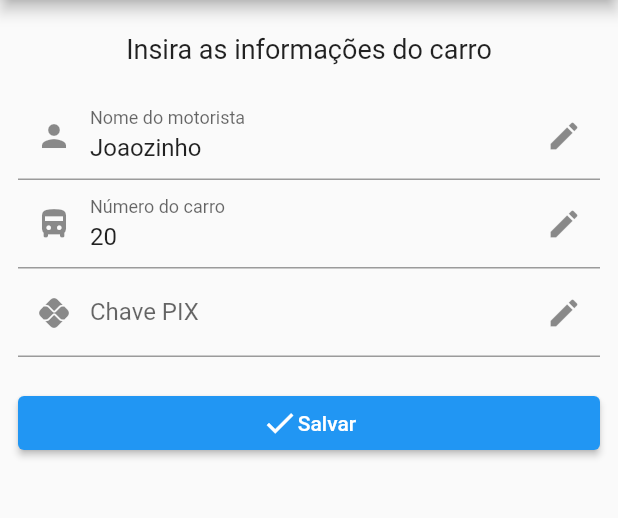
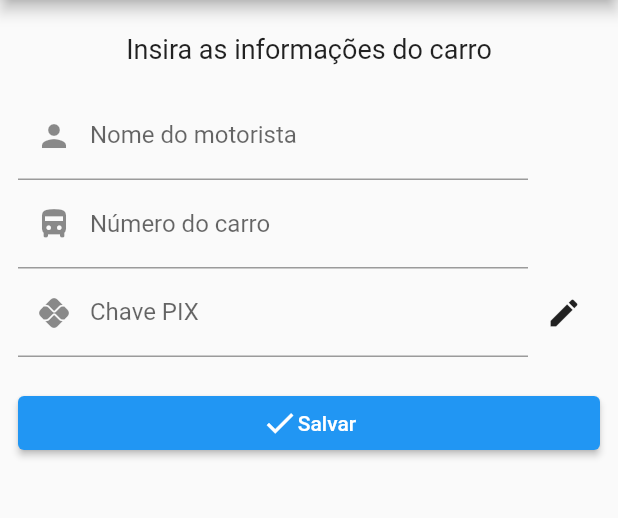
Before and after one commit to ishynoris/coopertalse_motorista, a Flutter app: the screen it shows after launch, after a tap on "Salvar", on a phone screen of 412 x 824 dp, the part 84-602 px from its top. Run offline on Flutter 3.47's test engine with Material 2 defaults, Android fonts, the phone set to English and light mode, and no system bars; drawn by our look-alikes of flutter_form_builder; statements that could not run were skipped.

Commit message:
Extrai os botões de edição do campo para fora da linha

```diff
--- a/lib/motorista/pages/components/form_motorista.dart
+++ b/lib/motorista/pages/components/form_motorista.dart
@@ -9,9 +9,9 @@ import 'package:flutter_form_builder/flutter_form_builder.dart';
 
 class FormMotorista extends StatefulWidget {
 
-  final Motorista? _motorista;
+  late Motorista? motorista;
 
-  const  FormMotorista(this._motorista, { super.key });
+  FormMotorista({ this.motorista, super.key });
 
   @override
   State<StatefulWidget> createState() => _FormMotoristaState();
@@ -19,52 +19,62 @@ class FormMotorista extends StatefulWidget {
 
 class _FormMotoristaState extends State<FormMotorista> {
 
-  bool _numeroCarroDisabled = false;
-  bool _nomeMotoristaDisabled = false;
-  bool _numeroPixDisabled = false;
+  bool _numeroCarroEnabled = false;
+  bool _nomeMotoristaEnabled = false;
+  bool _numeroPixEnabled = false;
+  Motorista? _motorista;
 
   bool get _hasCadastro {
-    var motorista = widget._motorista;
+    var motorista = widget.motorista;
     return motorista != null && motorista.isValido();
   }
 
   @override
   void initState() {
     super.initState();
-    bool disabled = _hasCadastro;
-    _numeroCarroDisabled = disabled;
-    _nomeMotoristaDisabled = disabled;
-    _numeroPixDisabled = disabled;
+    bool disabled = !_hasCadastro;
+    _numeroCarroEnabled = disabled;
+    _nomeMotoristaEnabled = disabled;
+    _numeroPixEnabled = disabled;
+    _motorista = widget.motorista;
   }
 
   @override
   FormBuilder build(BuildContext context) {
 
     final formMotoristaNovo = GlobalKey<FormBuilderState>();
-    final nomeMotorista = widget._motorista?.getNome();
-    final numeroCarro = widget._motorista?.getNumeroCarro().toString();
 
     return FormBuilder(
+      key: formMotoristaNovo,
       child: Padding(
         padding: EdgeInsets.only(top: 18),
         child: Column(
           children: [
-            FormBuilderTextField(
+            Row(
+              children: [
+                Expanded(child: FormBuilderTextField(
                   name: "nome_motorista",
-              enabled: _nomeMotoristaDisabled,
-              initialValue: nomeMotorista,
+                  enabled: _nomeMotoristaEnabled,
+                  initialValue: this._motorista?.getNome,
                   autovalidateMode: AutovalidateMode.onUserInteraction,
                   validator: MotoristaValidator.validarNome,
                   decoration: InputDecoration(
                     labelText: "Nome do motorista",
                     prefixIcon: Icon(Icons.person),
-                suffixIcon: _getIconEdit(() => _atualizaEstado(nomeMotoristaDisabled: false)),
                   ),
+                )),
+                IconButton(
+                  icon: _getIconEdit(),
+                  onPressed: () => _atualizaEstado(nomeMotoristaEnabled: true),
                 ),
-            FormBuilderTextField(
+              ],
+            ),
+            Row(
+              children: [
+                Expanded(child: FormBuilderTextField(
                   name: "numero_carro",
-              enabled: _numeroCarroDisabled,
-              initialValue: numeroCarro,
+                  enabled: _numeroCarroEnabled,
+                  initialValue: this._motorista?.getNumeroCarro,
                   keyboardType: TextInputType.number,
                   inputFormatters: [ FilteringTextInputFormatter.digitsOnly ],
                   autovalidateMode: AutovalidateMode.onUserInteraction,
@@ -72,17 +82,30 @@ class _FormMotoristaState extends State<FormMotorista> {
                   decoration: InputDecoration(
                     labelText: "Número do carro",
                     prefixIcon: Icon(Icons.directions_bus_filled),
-                suffixIcon: _getIconEdit(() => _atualizaEstado(numeroCarroDisabled: false)),
                   ),
+                )),
+                IconButton(
+                  icon: _getIconEdit(),
+                  onPressed: () => _atualizaEstado(numeroCarroEnabled: true)
                 ),
-            FormBuilderTextField(
+              ],
+            ),
+            Row(
+              children: [
+                Expanded(child:  FormBuilderTextField(
                   name: "numero_pix",
-              enabled: _numeroCarroDisabled,
+                  initialValue: this._motorista?.getNumeroPix,
+                  enabled: _numeroPixEnabled,
                   decoration: InputDecoration(
                     labelText: "Chave PIX",
                     prefixIcon: Icon(Icons.pix),
-                suffixIcon: _getIconEdit(() => _atualizaEstado(numeroCarroDisabled: false)),
                   ),
+                )),
+                IconButton(
+                  icon: Icon(Icons.edit),
+                  onPressed: () => _atualizaEstado(numeroPixEnabled: true)
+                )
+              ],
             ),
             Container(
               alignment: Alignment.bottomCenter,
@@ -97,16 +120,15 @@ class _FormMotoristaState extends State<FormMotorista> {
                   ],
                 ),
                 onPressed: () {
-                  final fields = formMotoristaNovo.currentState?.fields ?? <String, FormBuilderFieldState>{};
-                  final nomeMotorista = fields['nome_motorista']?.value ?? "";
-                  final numeroCarro = int.tryParse(fields['numero_carro']?.value ?? "") ?? 0;
 
-                  Motorista? motorista = widget._motorista;
-                  motorista = motorista == null
-                          ? Motorista(nome: nomeMotorista, carro: Carro(numeroCarro))
-                          : motorista.copy(nome: nomeMotorista, numero: numeroCarro);
+                  Motorista motorista = this._crateMotoristaFromState(formMotoristaNovo.currentState);
                   if (motorista.cadastrar()) {
-                    _atualizaEstado(nomeMotoristaDisabled: true, numeroCarroDisabled: true);
+                    _atualizaEstado(
+                      nomeMotoristaEnabled: false,
+                      numeroCarroEnabled: false,
+                      numeroPixEnabled: false,
+                      motorista: motorista,
+                    );
                   }
                 },
               ),
@@ -117,24 +139,46 @@ class _FormMotoristaState extends State<FormMotorista> {
     );
   }
 
-  IconButton? _getIconEdit(Function()? onClicked) {
+  Widget _getIconEdit() {
     if (!_hasCadastro) {
-      return null;
+      return SizedBox();
     }
 
-    return IconButton(
-      icon: Icon(Icons.edit),
-      onPressed: onClicked,
+    return Icon(Icons.edit);
+  }
+
+  _atualizaEstado({
+    bool? nomeMotoristaEnabled,
+    bool? numeroCarroEnabled,
+    bool? numeroPixEnabled,
+    Motorista? motorista,
+  }) {
+    setState(() {
+      this._nomeMotoristaEnabled = nomeMotoristaEnabled ?? this._nomeMotoristaEnabled;
+      this._numeroCarroEnabled = numeroCarroEnabled ?? this._numeroCarroEnabled;
+      this._numeroPixEnabled = numeroPixEnabled ??this._numeroPixEnabled;
+      this._motorista = motorista ?? this._motorista;
+    });
+  }
+
+  Motorista _crateMotoristaFromState(FormBuilderState? state) {
+    final fields = state?.fields ?? <String, FormBuilderFieldState>{};
+    final nomeMotorista = fields['nome_motorista']?.value;
+    final numeroCarro = int.tryParse(fields['numero_carro']?.value ?? "") ?? 0;
+    final numeroPix = fields['numero_pix']?.value;
+
+    if (this._motorista == null) {
+      return Motorista(
+        nome: nomeMotorista,
+        carro: Carro(numeroCarro),
+        pix: numeroPix,
       );
     }
 
-  _atualizaEstado({
-    bool? nomeMotoristaDisabled,
-    bool? numeroCarroDisabled,
-  }) {
-    setState(() {
-      _nomeMotoristaDisabled = nomeMotoristaDisabled ?? _nomeMotoristaDisabled;
-      _numeroCarroDisabled = numeroCarroDisabled ?? _numeroCarroDisabled;
-    });
+    return this._motorista!.copy(
+        nome: nomeMotorista,
+        numero: numeroCarro,
+        pix: numeroPix,
+    );
   }
 }
--- a/lib/motorista/pages/motorista_novo_page.dart
+++ b/lib/motorista/pages/motorista_novo_page.dart
@@ -5,13 +5,13 @@ import 'package:flutter/material.dart';
 
 class MotoristaNovoPage extends StatelessWidget {
 
-  MotoristaNovoPage({ super.key });
+  const MotoristaNovoPage({ super.key });
 
   @override
   Widget build(BuildContext context) {
 
     Motorista? motorista = Motorista(nome: "Joaozinho", carro: Carro(20), id: 1);
-    // motorista = null;
+    motorista = null;
 
     return Scaffold(
       appBar: AppBar(title: const Text("Novo Motorista")),
@@ -31,7 +31,7 @@ class MotoristaNovoPage extends StatelessWidget {
                 ],
               ),
             ),
-            FormMotorista(motorista),
+            FormMotorista(motorista:  motorista),
           ],
         ),
       ),
```
Lines whose indentation alone changed are shown as unchanged.
